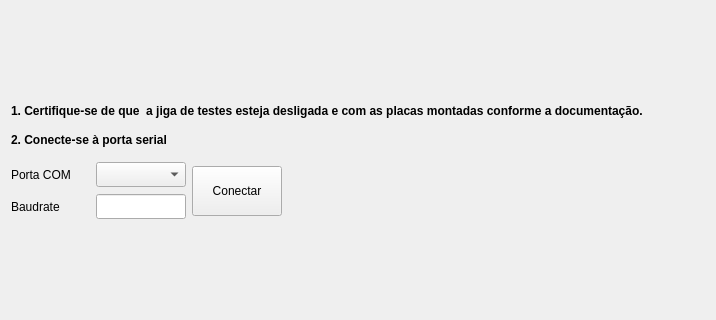
Before: the Qt Designer form fonte_completa/wizard.ui in lnls-elp/jigas, drawn with Qt 5; both pictures show x 0 to 716 and y 0 to 320 of the 716 by 491 pixel window.
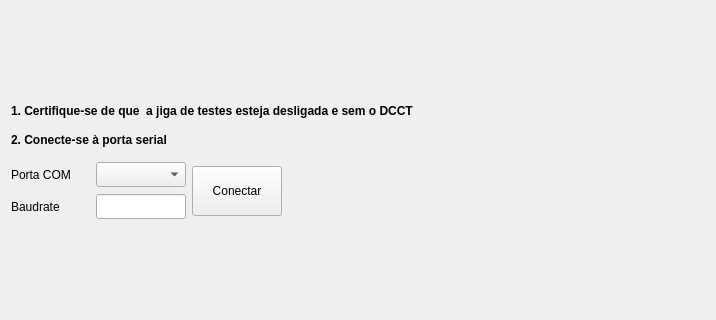
After: the same form once the commit is applied. Icons and pictures are not drawn.

Patch:
```diff
--- a/fonte_completa/wizard.ui
+++ b/fonte_completa/wizard.ui
@@ -22,7 +22,7 @@
      <rect>
       <x>0</x>
       <y>80</y>
-      <width>641</width>
+      <width>613</width>
       <height>40</height>
      </rect>
     </property>
@@ -33,7 +33,7 @@
      </font>
     </property>
     <property name="text">
-     <string>1. Certifique-se de que  a jiga de testes esteja desligada e com as placas montadas conforme a documentação.</string>
+     <string>1. Certifique-se de que  a jiga de testes esteja desligada e sem o DCCT</string>
     </property>
    </widget>
    <widget class="QLabel" name="label_3">
```
Left out of the diff: 911 changed lines with no effect on the pictures.
